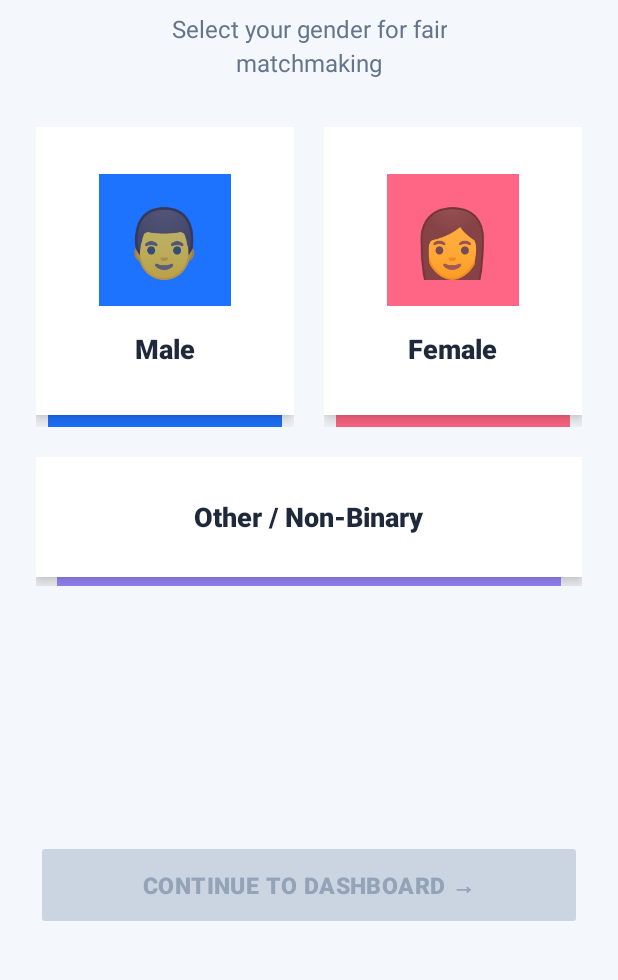
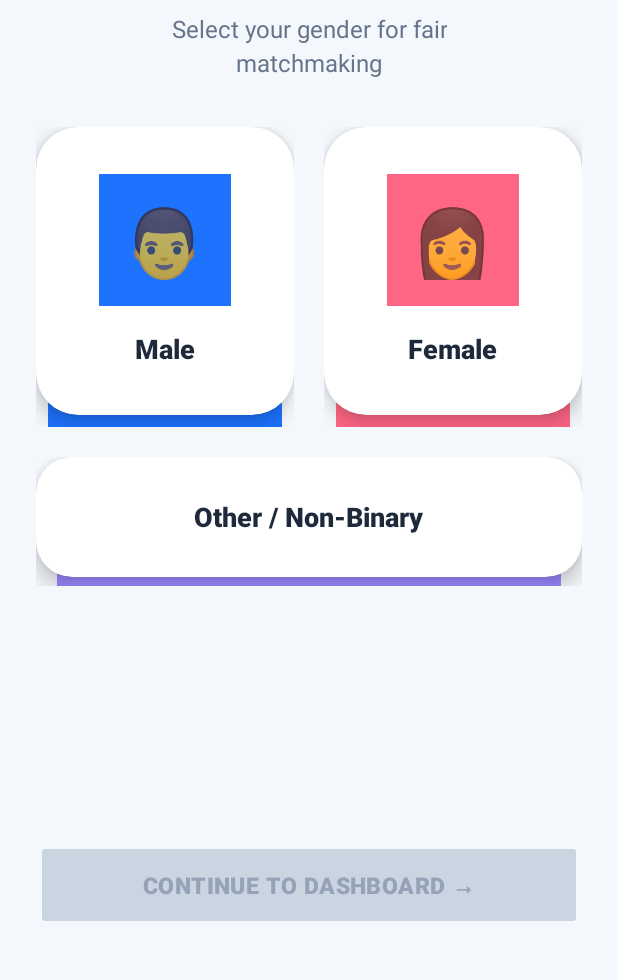
Before and after one commit to Roopnanda/english-talk-android, an Android app built with Jetpack Compose: the screen it shows after launch (MainActivity), on a phone screen of 412 x 824 dp, the part 246-1226 px from its top. Run offline under Robolectric (Android 15) with nearby library versions, the light colour scheme and no system bars; our stand-ins replace AdMob; libraries missing offline, so code that uses them is left out: org.webrtc; pictures from the network do not load; 5 statements that could not run were skipped.

Commit message:
Refactor layout by removing comments and updating views
Removed commented sections for clarity and updated card views to use Material Design attributes.

```diff
--- a/app/src/main/res/layout/activity_main.xml
+++ b/app/src/main/res/layout/activity_main.xml
@@ -1,5 +1,6 @@
 <?xml version="1.0" encoding="utf-8"?>
 <FrameLayout xmlns:android="http://schemas.android.com/apk/res/android"
+    xmlns:app="http://schemas.android.com/apk/res-auto"
     android:layout_width="match_parent"
     android:layout_height="match_parent"
     android:background="#0F172A">
@@ -31,7 +32,6 @@
                 android:text="💞"
                 android:textSize="40sp" />
 
-            <!-- Exact Heading -->
             <TextView
                 android:layout_width="wrap_content"
                 android:layout_height="wrap_content"
@@ -41,7 +41,6 @@
                 android:textSize="28sp"
                 android:textStyle="bold" />
 
-            <!-- Exact Subtitle -->
             <TextView
                 android:layout_width="wrap_content"
                 android:layout_height="wrap_content"
@@ -77,7 +76,6 @@
                     android:layout_marginEnd="10dp"
                     android:layout_weight="1">
 
-                    <!-- Blue Bottom Glowing Lip -->
                     <View
                         android:id="@+id/lipMale"
                         android:layout_width="match_parent"
@@ -87,20 +85,24 @@
                         android:layout_marginEnd="8dp"
                         android:background="#1D72FE" />
 
-                    <!-- Male Card Surface -->
-                    <LinearLayout
+                    <androidx.cardview.widget.CardView
                         android:id="@+id/btnSelectMale"
                         android:layout_width="match_parent"
                         android:layout_height="192dp"
-                        android:background="#FFFFFF"
                         android:clickable="true"
-                        android:elevation="6dp"
                         android:focusable="true"
+                        android:foreground="?android:attr/selectableItemBackground"
+                        app:cardBackgroundColor="#FFFFFF"
+                        app:cardCornerRadius="28dp"
+                        app:cardElevation="8dp">
+
+                        <LinearLayout
+                            android:layout_width="match_parent"
+                            android:layout_height="match_parent"
                             android:gravity="center"
                             android:orientation="vertical"
                             android:padding="16dp">
 
-                        <!-- Blue Avatar Bubble -->
                             <RelativeLayout
                                 android:id="@+id/circleMale"
                                 android:layout_width="88dp"
@@ -126,6 +128,7 @@
                                 android:textSize="18sp"
                                 android:textStyle="bold" />
                         </LinearLayout>
+                    </androidx.cardview.widget.CardView>
                 </RelativeLayout>
 
                 <!-- FEMALE CARD CONTAINER WITH PINK BOTTOM SHADOW LIP -->
@@ -135,7 +138,6 @@
                     android:layout_marginStart="10dp"
                     android:layout_weight="1">
 
-                    <!-- Pink Bottom Glowing Lip -->
                     <View
                         android:id="@+id/lipFemale"
                         android:layout_width="match_parent"
@@ -145,20 +147,24 @@
                         android:layout_marginEnd="8dp"
                         android:background="#FF6584" />
 
-                    <!-- Female Card Surface -->
-                    <LinearLayout
+                    <androidx.cardview.widget.CardView
                         android:id="@+id/btnSelectFemale"
                         android:layout_width="match_parent"
                         android:layout_height="192dp"
-                        android:background="#FFFFFF"
                         android:clickable="true"
-                        android:elevation="6dp"
                         android:focusable="true"
+                        android:foreground="?android:attr/selectableItemBackground"
+                        app:cardBackgroundColor="#FFFFFF"
+                        app:cardCornerRadius="28dp"
+                        app:cardElevation="8dp">
+
+                        <LinearLayout
+                            android:layout_width="match_parent"
+                            android:layout_height="match_parent"
                             android:gravity="center"
                             android:orientation="vertical"
                             android:padding="16dp">
 
-                        <!-- Coral Pink Avatar Bubble -->
                             <RelativeLayout
                                 android:id="@+id/circleFemale"
                                 android:layout_width="88dp"
@@ -184,6 +190,7 @@
                                 android:textSize="18sp"
                                 android:textStyle="bold" />
                         </LinearLayout>
+                    </androidx.cardview.widget.CardView>
                 </RelativeLayout>
             </LinearLayout>
 
@@ -192,7 +199,6 @@
                 android:layout_width="match_parent"
                 android:layout_height="86dp">
 
-                <!-- Purple Bottom Glowing Lip -->
                 <View
                     android:id="@+id/lipOther"
                     android:layout_width="match_parent"
@@ -202,15 +208,20 @@
                     android:layout_marginEnd="14dp"
                     android:background="#9C88FF" />
 
-                <!-- Other Card Surface -->
-                <LinearLayout
+                <androidx.cardview.widget.CardView
                     android:id="@+id/btnSelectOther"
                     android:layout_width="match_parent"
                     android:layout_height="80dp"
-                    android:background="#FFFFFF"
                     android:clickable="true"
-                    android:elevation="6dp"
                     android:focusable="true"
+                    android:foreground="?android:attr/selectableItemBackground"
+                    app:cardBackgroundColor="#FFFFFF"
+                    app:cardCornerRadius="24dp"
+                    app:cardElevation="8dp">
+
+                    <LinearLayout
+                        android:layout_width="match_parent"
+                        android:layout_height="match_parent"
                         android:gravity="center"
                         android:orientation="horizontal">
 
@@ -224,6 +235,7 @@
                             android:textSize="18sp"
                             android:textStyle="bold" />
                     </LinearLayout>
+                </androidx.cardview.widget.CardView>
             </RelativeLayout>
         </LinearLayout>
 
@@ -501,8 +513,7 @@
                 android:text="⚠️ REPORT LAST CALLER"
                 android:textColor="#FCA5A5"
                 android:textSize="12sp"
-                android:textStyle="bold"
-                android:visibility="gone" />
+                android:textStyle="bold" />
 
             <!-- Diagnostic Console -->
             <TextView
```
Lines whose indentation alone changed are shown as unchanged.
